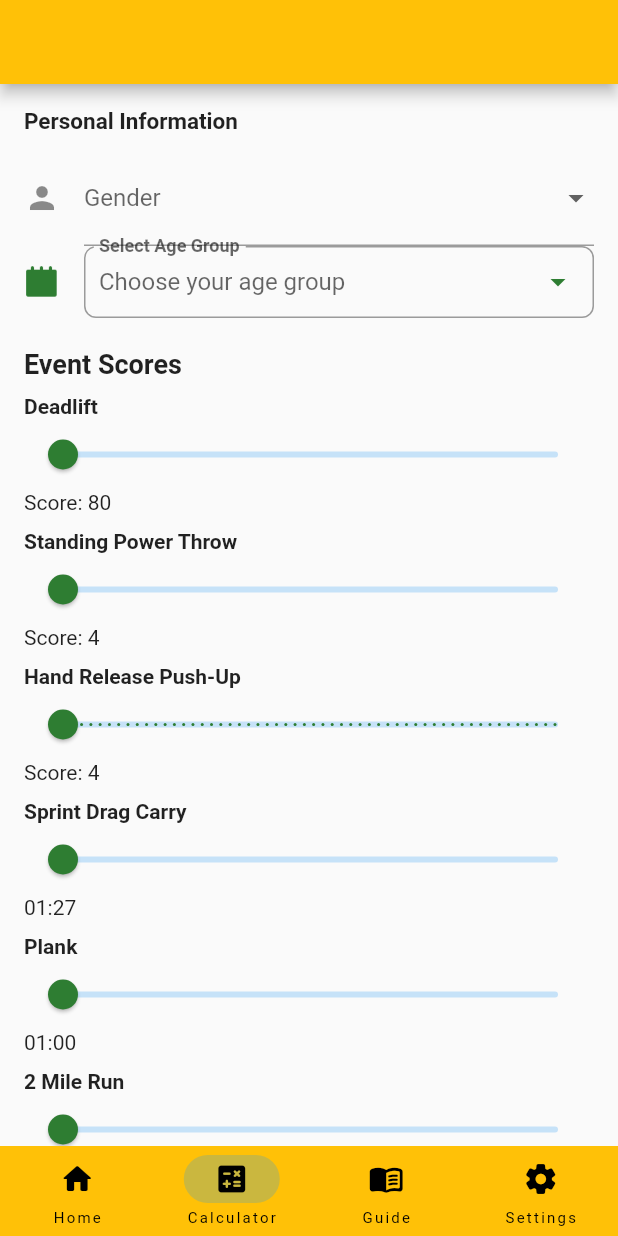
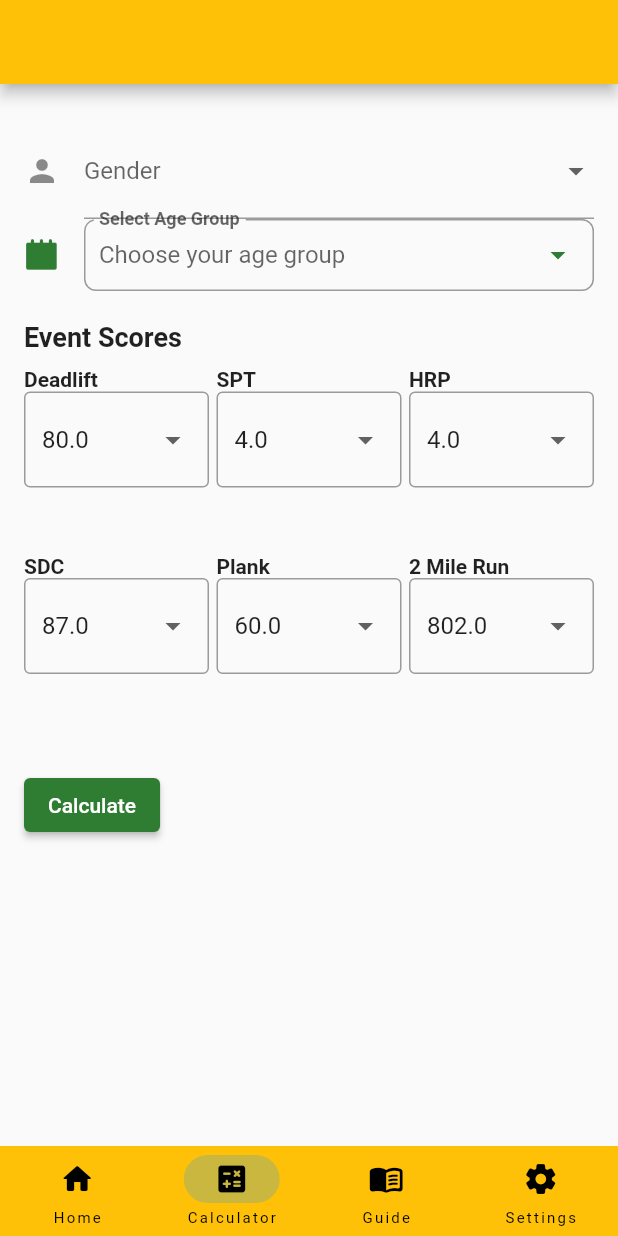
Before and after one commit to lamontenunn/ACFT-CALC, a Flutter app: the screen it shows after launch, item 2 of the bottom bar chosen, on a phone screen of 412 x 824 dp. Run offline on Flutter 3.47's test engine with Material 2 defaults, Android fonts, the phone set to English and light mode, and no system bars; our stand-ins replace cloud_firestore, firebase_core; accounts and stored records are empty.

Commit message:
fix: fixed calculator page UI to be a little more user friendly. Contains drop down boxes now instead of sliders.

```diff
--- a/lib/calculator_page.dart
+++ b/lib/calculator_page.dart
@@ -30,16 +30,7 @@ class _CalculatorPageState extends State<CalculatorPage> {
         child: Column(
           crossAxisAlignment: CrossAxisAlignment.start,
           children: [
-            Text(
-              'Personal Information',
-              style: TextStyle(
-                fontWeight: FontWeight.bold,
-
-                fontSize: 15,
-              ),
-            ),
             SizedBox(height: 10),
-
             // Gender Dropdown
             DropdownButtonFormField<String>(
               value: _selectedGender,
@@ -100,7 +91,7 @@ class _CalculatorPageState extends State<CalculatorPage> {
             SizedBox(height: 20), // Spacing
 
             // Add this new section header for Event Scores
-            Text(
+           const Text(
               'Event Scores',
               style: TextStyle(
                 fontWeight: FontWeight.bold,
@@ -109,37 +100,41 @@ class _CalculatorPageState extends State<CalculatorPage> {
             ),
             SizedBox(height: 10), // Add some spacing
 
-            _buildEventSlider('Deadlift', _deadliftScore, 80, 340,
-                (value) => _deadliftScore = value),
-            _buildEventSlider('Standing Power Throw', _powerThrowScore, 4.0,
-                12.6, (value) => _powerThrowScore = value,
-                isDecimal:
-                    true // Set isDecimal to true for this specific slider
+            GridView.builder(
+              shrinkWrap: true, // Prevents infinite height issue
+              physics:
+                  const NeverScrollableScrollPhysics(), // Disables scrolling within the GridView
+              itemCount: 6, // Total number of dropdowns
+              gridDelegate: const SliverGridDelegateWithFixedCrossAxisCount(
+                crossAxisCount: 3, // Two columns
+                crossAxisSpacing: 5, // Horizontal spacing
+                mainAxisSpacing: 1, // Vertical spacing
               ),
-
-            _buildEventSlider('Hand Release Push-Up', _pushUpScore, 4, 57,
-                (value) => _pushUpScore = value),
-            _buildEventSlider('Sprint Drag Carry', _sprintDragCarryScore, 87,
-                208, (value) => _sprintDragCarryScore = value,
-                formatValue: (value) => Duration(seconds: value.toInt())
-                    .toString()
-                    .split('.')
-                    .first
-                    .substring(2)),
-            _buildEventSlider(
-                'Plank', _plankScore, 60, 220, (value) => _plankScore = value,
-                formatValue: (value) => Duration(seconds: value.toInt())
-                    .toString()
-                    .split('.')
-                    .first
-                    .substring(2)),
-            _buildEventSlider('2 Mile Run', _twoMileRunScore, 802, 1440,
-                (value) => _twoMileRunScore = value,
-                formatValue: (value) => Duration(seconds: value.toInt())
-                    .toString()
-                    .split('.')
-                    .first
-                    .substring(2)),
+              itemBuilder: (context, index) {
+                switch (index) {
+                  case 0:
+                    return _buildEventDropdown(
+                        'Deadlift', _deadliftScore, 80, 340);
+                  case 1:
+                    return _buildEventDropdown(
+                        'SPT', _powerThrowScore, 4.0, 12.6);
+                  case 2:
+                    return _buildEventDropdown(
+                        'HRP', _pushUpScore, 4, 57);
+                  case 3:
+                    return _buildEventDropdown(
+                        'SDC', _sprintDragCarryScore, 87, 208);
+                  case 4:
+                    return _buildEventDropdown('Plank', _plankScore, 60,
+                        220); // Adjust min/max values as needed
+                  case 5:
+                    return _buildEventDropdown('2 Mile Run', _twoMileRunScore,
+                        802, 1440); // Adjust min/max values as needed
+                  default:
+                    return Container();
+                }
+              },
+            ),
 
             SizedBox(height: 20), // Spacing
             // Calculate Button
@@ -231,6 +226,59 @@ class _CalculatorPageState extends State<CalculatorPage> {
     );
   }
 
+  Widget _buildEventDropdown(String label, double value, double min, double max,
+      {int step = 1}) {
+    // Create a list of dropdown menu items
+    List<DropdownMenuItem<double>> items = [];
+    for (double i = min; i <= max; i += step) {
+      items.add(DropdownMenuItem(
+        value: i,
+        child: Text(i.toString()),
+      ));
+    }
+
+    return Column(
+      crossAxisAlignment: CrossAxisAlignment.start,
+      children: [
+        Text(label, style: TextStyle(fontWeight: FontWeight.bold)),
+        DropdownButtonFormField<double>(
+          value: value,
+          items: items,
+          onChanged: (newValue) {
+            setState(() {
+              // Update the corresponding state variable
+              switch (label) {
+                case 'Deadlift':
+                  _deadliftScore = newValue ?? min;
+                  break;
+                case 'Standing Power Throw':
+                  _powerThrowScore = newValue ?? min;
+                  break;
+                case 'Hand Release Push-Up':
+                  _pushUpScore = newValue ?? min;
+                  break;
+                case 'Sprint Drag Carry':
+                  _sprintDragCarryScore = newValue ?? min;
+                  break;
+                case 'Plank':
+                  _plankScore = newValue ?? min;
+                  break;
+                case '2 Mile Run':
+                  _twoMileRunScore = newValue ?? min;
+                  break;
+                default:
+                  break;
+              }
+            });
+          },
+          decoration: InputDecoration(
+            border: OutlineInputBorder(),
+          ),
+        ),
+        SizedBox(height: 10), // Spacing between dropdowns
+      ],
+    );
+  }
 }
 
 typedef ValueTransformer<T, V> = V Function(T value);
```
Lines whose indentation alone changed are shown as unchanged.
